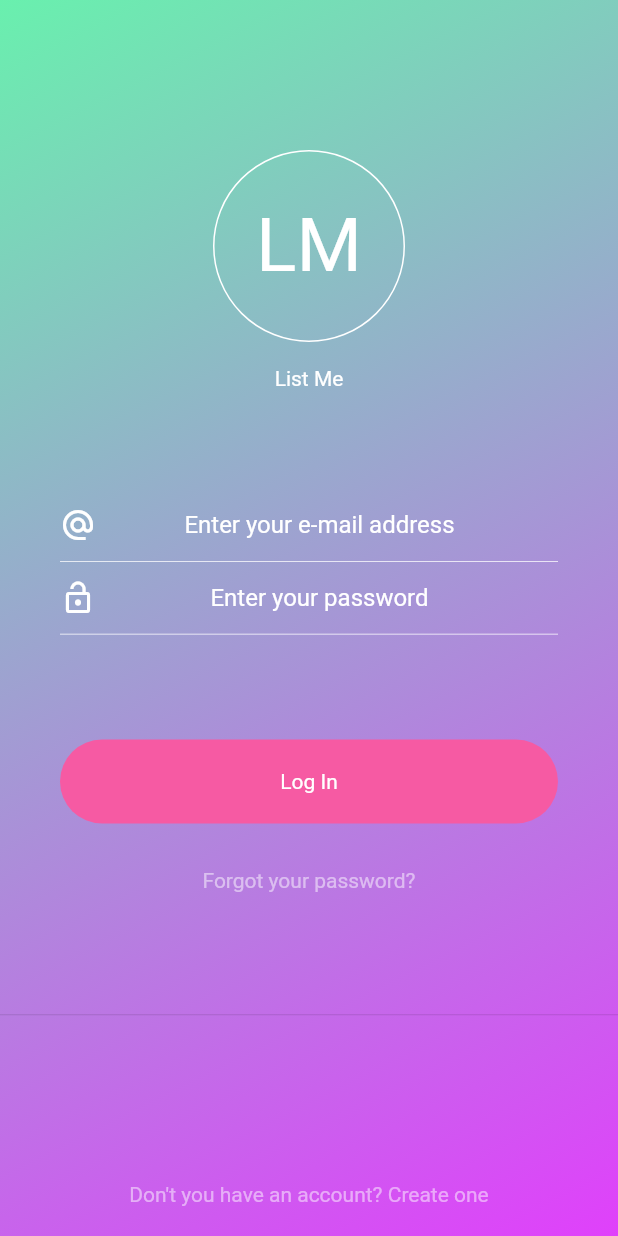
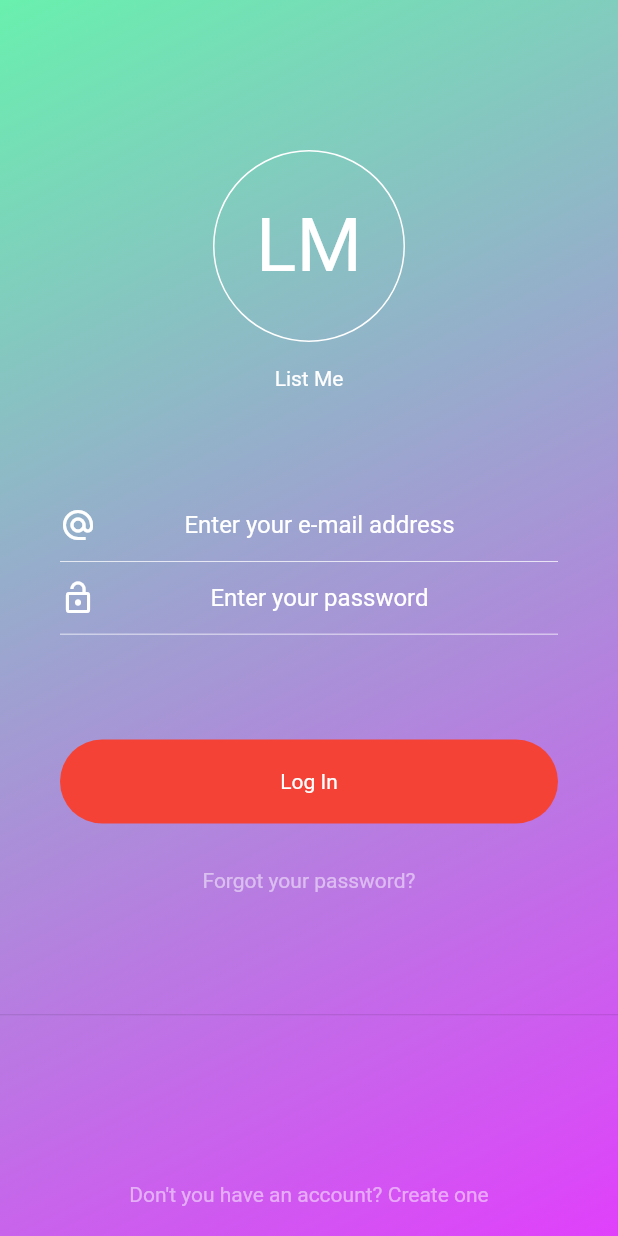
Before and after one commit to AndoPatrik/list_me, a Flutter app: the screen it shows after launch, after a tap on "Log In", on a phone screen of 412 x 824 dp. Run offline on Flutter 3.47's test engine with Material 2 defaults, Android fonts, the phone set to English and light mode, and no system bars; our stand-ins replace carousel_slider, cloud_firestore, firebase_auth, modal_progress_hud; accounts and stored records are empty.

Commit message:
Small change

```diff
--- a/lib/Pages/LoginPage.dart
+++ b/lib/Pages/LoginPage.dart
@@ -1,3 +1,5 @@
+import 'dart:async';
+
 import 'package:firebase_auth/firebase_auth.dart';
 import 'package:flutter/material.dart';
 import 'package:list_me/Pages/FunctionsIntroPage.dart';
@@ -15,10 +17,12 @@ class LoginPage extends StatefulWidget {
 class LoginPageState extends State<LoginPage>
     with SingleTickerProviderStateMixin {
   bool _showSpinner = false;
+  bool _wrongLogin = false;
   String _email, _password;
   final FirebaseAuth _auth = FirebaseAuth.instance;
   AnimationController _controller;
   Animation _buttonBounceAnimation;
+  Color _loginBtnColor = kColorCustomPurple;
 
   @override
   void initState() {
@@ -33,8 +37,6 @@ class LoginPageState extends State<LoginPage>
     _buttonBounceAnimation =
         CurvedAnimation(parent: _controller, curve: Curves.bounceInOut);
 
-    //_controller.forward();
-
     _controller.addListener(() {
       setState(() {});
     });
@@ -43,6 +45,16 @@ class LoginPageState extends State<LoginPage>
       if (status == AnimationStatus.completed) {
         _controller.reverse();
       }
+    });
+  }
+
+  _loginBtnWrongInputUIHandler() {
+    _loginBtnColor = Colors.red;
+    _controller.forward();
+    Timer(Duration(seconds: 3), () {
+      setState(() {
+        _loginBtnColor = kColorCustomPurple;
+      });
     });
   }
 
@@ -101,14 +113,14 @@ class LoginPageState extends State<LoginPage>
                   false,
                   "Enter your e-mail address",
                   kColorWhite,
-                  (value) => {_email = value}),
+                  (value) => {_email = value, _wrongLogin = false}),
               CustomInputField(
                   Icons.lock_open,
                   true,
                   "Enter your password",
                   kColorWhite,
                   (value) => {
-                        setState(() => {_password = value})
+                        setState(() => {_password = value, _wrongLogin = false})
                       }),
               Padding(
                 padding: EdgeInsets.only(top: 40),
@@ -117,7 +129,7 @@ class LoginPageState extends State<LoginPage>
                 scale: scale,
                 child: RoundedButton(
                   textColor: kColorWhite,
-                  buttonColor: kColorCustomPurple,
+                  buttonColor: _loginBtnColor,
                   buttonText: "Log In",
                   onPressed: () async {
                     setState(() {
@@ -142,14 +154,10 @@ class LoginPageState extends State<LoginPage>
                     } catch (e) {
                       setState(() {
                         _showSpinner = false;
+                        _wrongLogin = true;
                       });
-                      _controller.forward();
-                      //Backup error displaying
-                      // PopUpDialog.creaAlertDialog(
-                      //     context: context,
-                      //     title: "Wrong credentials",
-                      //     msg:
-                      //         "Something went wrong...Please check your credentials, and try again");
+                      //_controller.forward();
+                      _loginBtnWrongInputUIHandler();
                     }
                   },
                 ),
```
